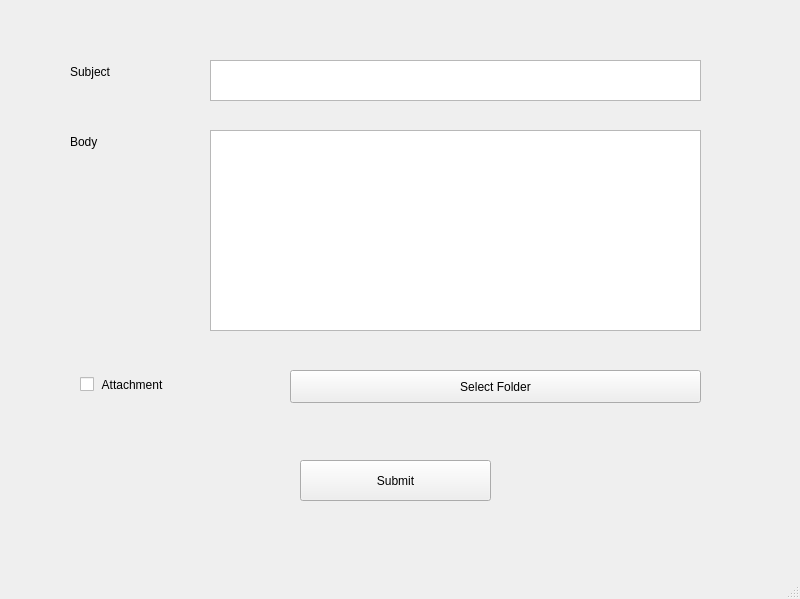
This is ui_files/email_app.ui in sooryaprakash31/Email-App as Qt 5 draws it before an edit. The edited form follows.
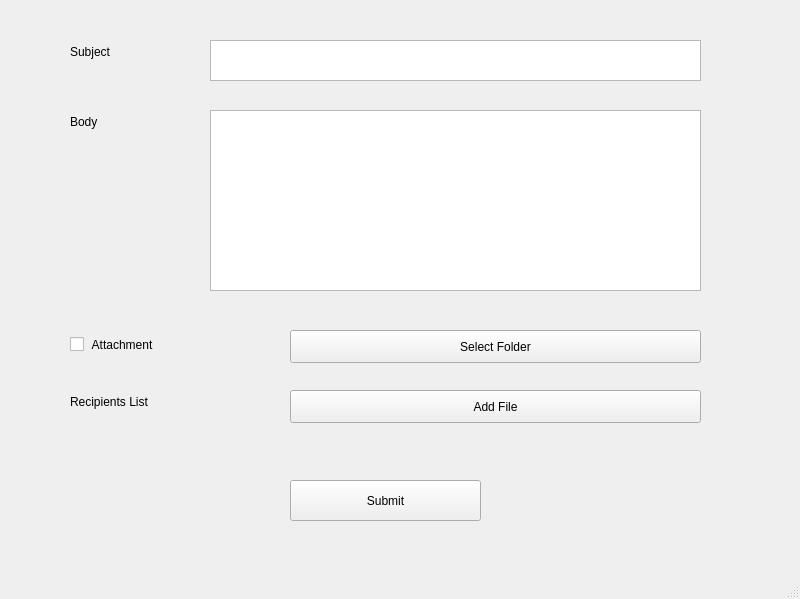
This is the edited form.

```diff
--- a/ui_files/email_app.ui
+++ b/ui_files/email_app.ui
@@ -21,7 +21,7 @@
     <property name="geometry">
      <rect>
       <x>210</x>
-      <y>60</y>
+      <y>40</y>
       <width>491</width>
       <height>41</height>
      </rect>
@@ -31,7 +31,7 @@
     <property name="geometry">
      <rect>
       <x>70</x>
-      <y>60</y>
+      <y>40</y>
       <width>89</width>
       <height>23</height>
      </rect>
@@ -44,7 +44,7 @@
     <property name="geometry">
      <rect>
       <x>70</x>
-      <y>130</y>
+      <y>110</y>
       <width>89</width>
       <height>23</height>
      </rect>
@@ -57,17 +57,17 @@
     <property name="geometry">
      <rect>
       <x>210</x>
-      <y>130</y>
+      <y>110</y>
       <width>491</width>
-      <height>201</height>
+      <height>181</height>
      </rect>
     </property>
    </widget>
    <widget class="QCheckBox" name="attachment">
     <property name="geometry">
      <rect>
-      <x>80</x>
-      <y>370</y>
+      <x>70</x>
+      <y>330</y>
       <width>141</width>
       <height>29</height>
      </rect>
@@ -83,7 +83,7 @@
     <property name="geometry">
      <rect>
       <x>290</x>
-      <y>370</y>
+      <y>330</y>
       <width>411</width>
       <height>33</height>
      </rect>
@@ -95,8 +95,8 @@
    <widget class="QPushButton" name="submit">
     <property name="geometry">
      <rect>
-      <x>300</x>
-      <y>460</y>
+      <x>290</x>
+      <y>480</y>
       <width>191</width>
       <height>41</height>
      </rect>
@@ -105,6 +105,32 @@
      <string>Submit</string>
     </property>
    </widget>
+   <widget class="QPushButton" name="csvSelect">
+    <property name="geometry">
+     <rect>
+      <x>290</x>
+      <y>390</y>
+      <width>411</width>
+      <height>33</height>
+     </rect>
+    </property>
+    <property name="text">
+     <string>Add File</string>
+    </property>
+   </widget>
+   <widget class="QLabel" name="recipientsList">
+    <property name="geometry">
+     <rect>
+      <x>70</x>
+      <y>390</y>
+      <width>141</width>
+      <height>23</height>
+     </rect>
+    </property>
+    <property name="text">
+     <string>Recipients List</string>
+    </property>
+   </widget>
   </widget>
   <widget class="QMenuBar" name="menubar">
    <property name="geometry">
```
Left out of the diff: 2 changed lines with no effect on the pictures.
